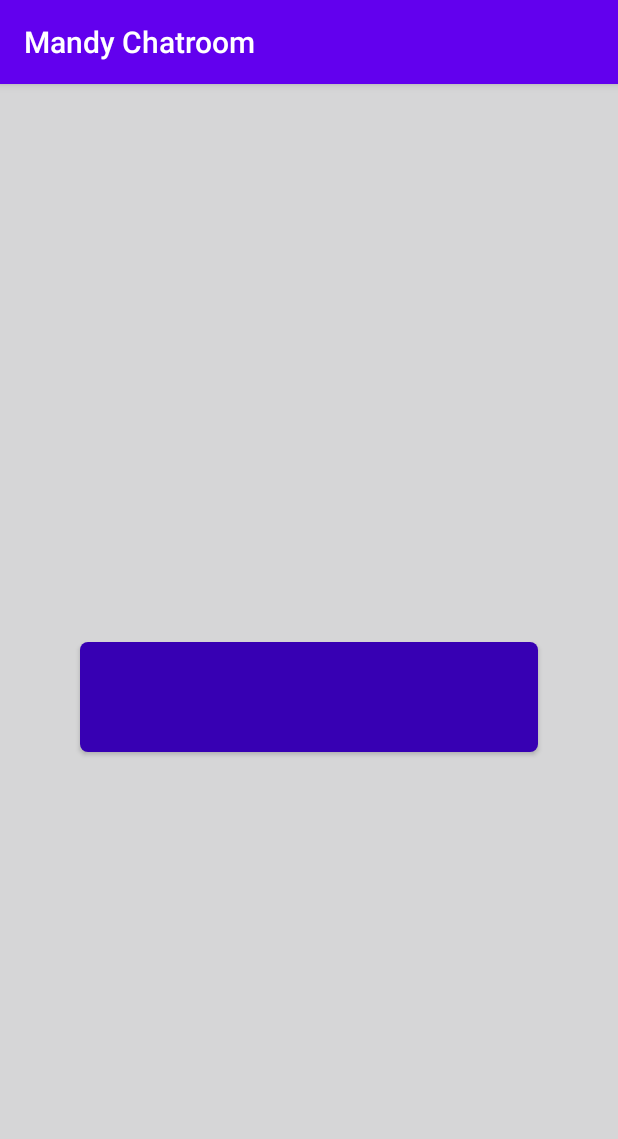
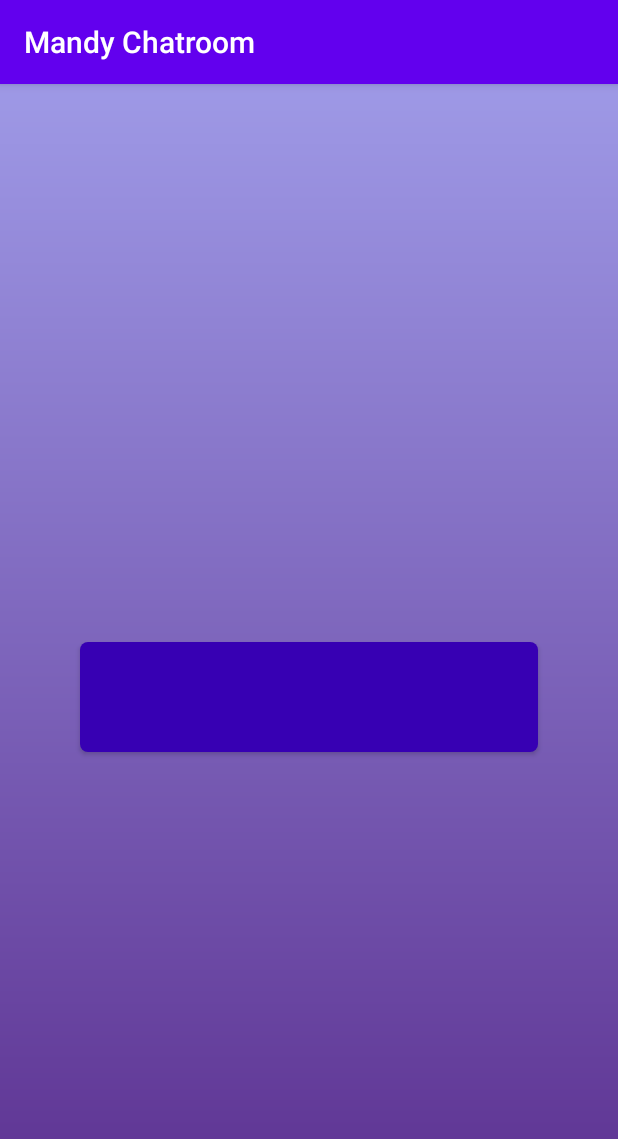
Before and after one commit to Andrew-1000/ChatAppMVVM, an Android app: the screen it shows after launch (LoginActivity), on a phone screen of 412 x 824 dp. Shown: the top 1139 px of the screen. Run offline under Robolectric (Android 15) with nearby library versions, the phone set to English and light mode, and no system bars; our stand-ins replace Firebase (no records; nobody signed in at launch, a user with empty details on screens opened directly), data binding; libraries missing offline, so code that uses them is left out: es.dmoral.toasty; 2 statements that could not run were skipped.

Commit message:
Colors changed

```diff
--- a/app/src/main/res/values/colors.xml
+++ b/app/src/main/res/values/colors.xml
@@ -5,4 +5,7 @@
     <color name="colorAccent">#036BDA</color>
     <color name="white">#ffffff</color>
     <color name="black">#000000</color>
+
+    <color name="colorPurple_A400">#9E99E6</color>
+    <color name="colorPurple_900">#5B2F8F</color>
 </resources>
```
